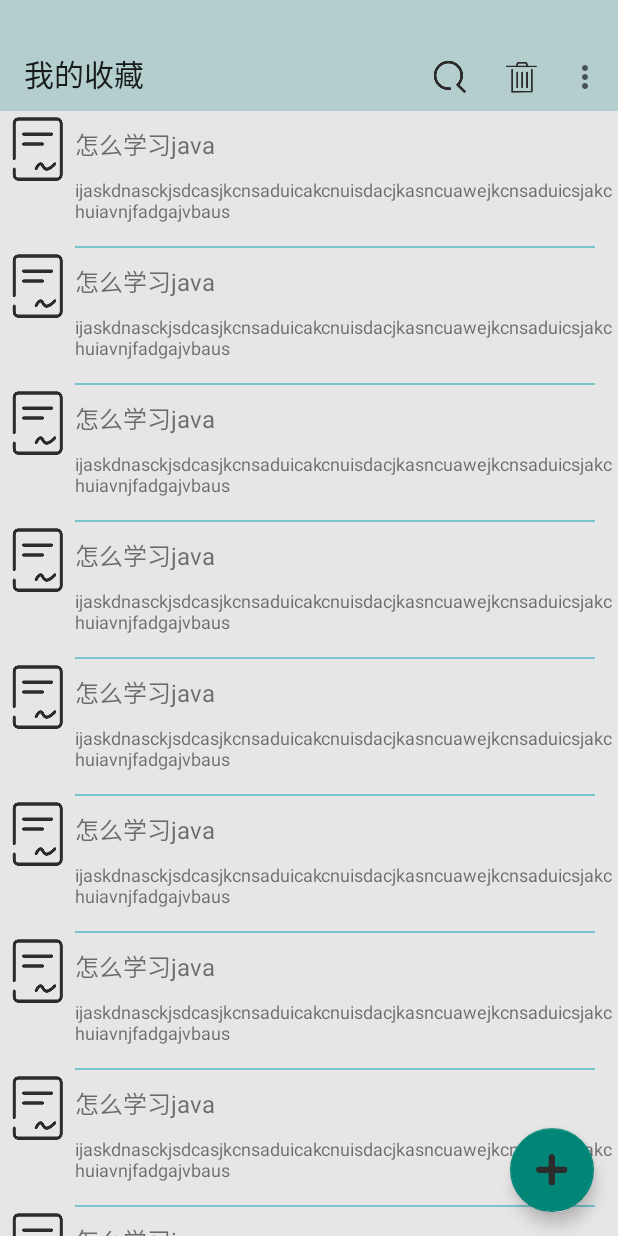
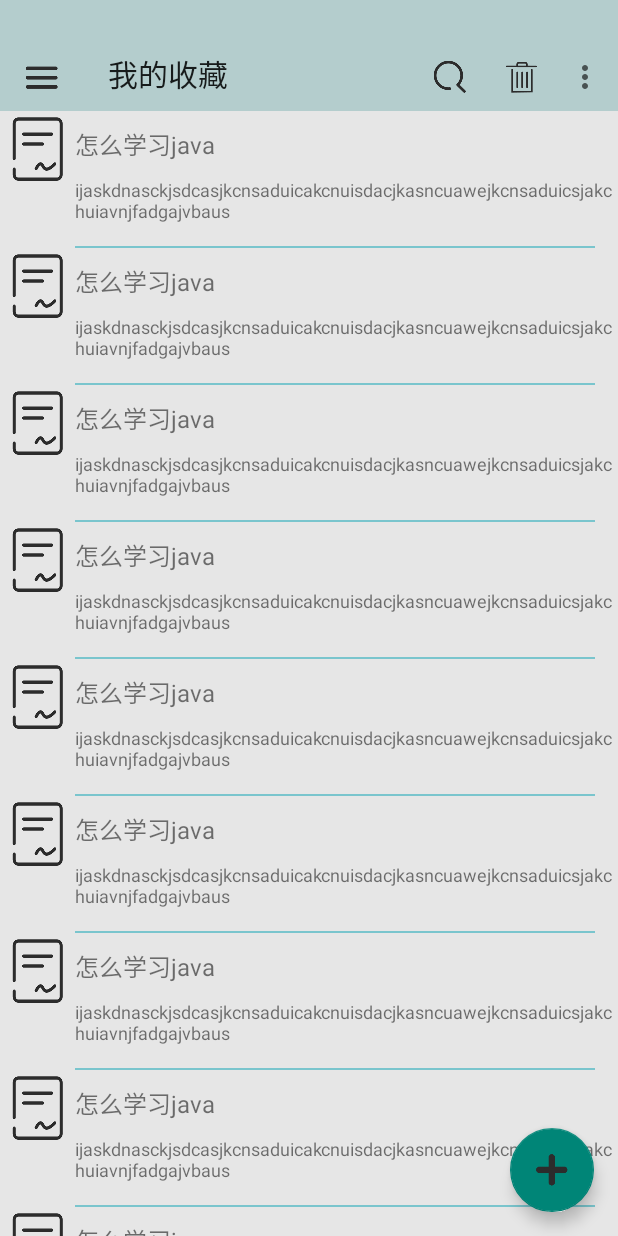
Before and after one commit to vivianluomin/CollectionElfin, an Android app: the screen it shows after launch (MainActivity), on a phone screen of 412 x 824 dp. Run offline under Robolectric (Android 15) with nearby library versions, the phone set to English and light mode, and no system bars.

Commit message:
改了下toobar的主页面左侧图标

```diff
--- a/app/src/main/java/com/example/asus1/collectionelfin/activities/MainActivity.java
+++ b/app/src/main/java/com/example/asus1/collectionelfin/activities/MainActivity.java
@@ -16,10 +16,10 @@ import android.widget.ImageButton;
 import android.widget.Toast;
 
 import com.example.asus1.collectionelfin.R;
-import com.example.asus1.collectionelfin.activities.BaseActivity;
-import com.example.asus1.collectionelfin.activities.LoginActivity;
 import com.example.asus1.collectionelfin.fragments.CollectionFragment;
 import com.example.asus1.collectionelfin.fragments.NoteFragment;
+
+import static com.example.asus1.collectionelfin.R.id.toobar;
 
 public class MainActivity extends BaseActivity {
 
@@ -42,7 +42,7 @@ public class MainActivity extends BaseActivity {
     protected void onCreate(Bundle savedInstanceState) {
         super.onCreate(savedInstanceState);
         setContentView(R.layout.activity_main);
-        Toolbar toolbar = (Toolbar) findViewById(R.id.toobar);
+        Toolbar toolbar = (Toolbar) findViewById(toobar);
         setSupportActionBar(toolbar);
         //初始化界面
         initUI();
@@ -65,7 +65,7 @@ public class MainActivity extends BaseActivity {
     private void initUI() {
         mDrawerLayout = (DrawerLayout) findViewById(R.id.drawer_layout);
         mMenuNv = (NavigationView) findViewById(R.id.nv_layout);
-        mToolbar = (Toolbar)findViewById(R.id.toobar);
+        mToolbar = (Toolbar)findViewById(toobar);
         mFragmentManager = getSupportFragmentManager();
         mFragmentTransaction = mFragmentManager.beginTransaction();
         mFragmentTransaction.replace(R.id.fragment_container,new CollectionFragment());
@@ -163,5 +163,4 @@ public class MainActivity extends BaseActivity {
         return true;
     }
 
-
 }
--- a/app/src/main/res/layout/activity_main.xml
+++ b/app/src/main/res/layout/activity_main.xml
@@ -20,6 +20,7 @@
             android:paddingTop="24dp"
             android:background="@color/color_mian_bule"
             app:subtitleTextColor="#fff"
+            app:navigationIcon="@mipmap/ic_toobal_left"
             app:title="@string/myCollection" />
 
         <android.support.design.widget.FloatingActionButton
```
Also changed, not shown: 1 other file.
